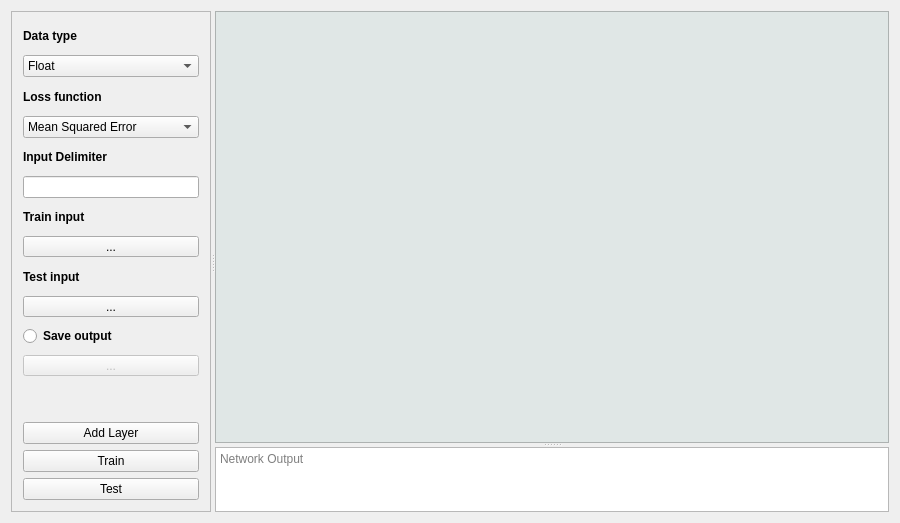
Before: the Qt Designer form mainwindow.ui in mlejva/DeepBoard, drawn with Qt 5.
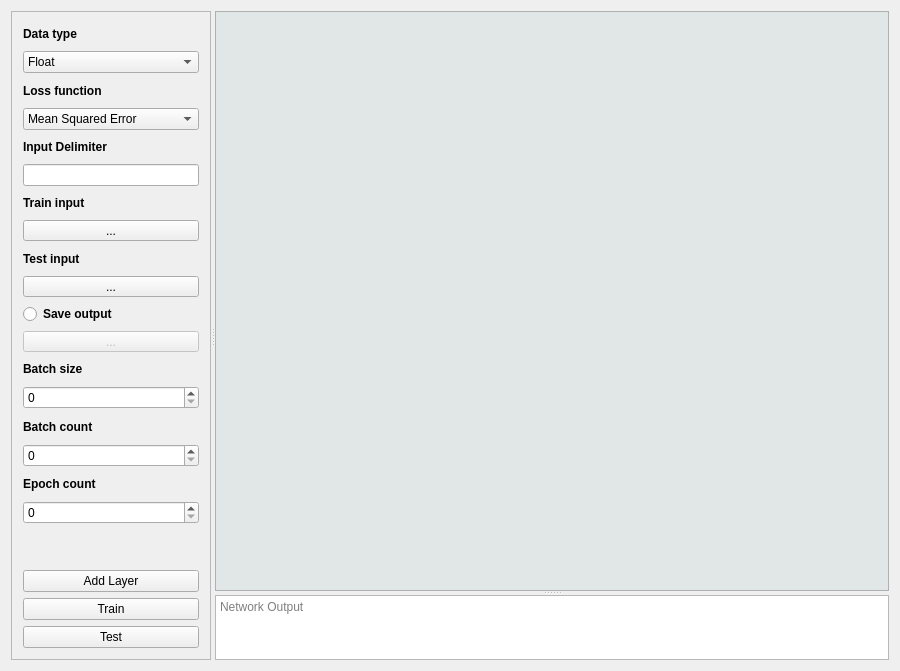
After: the same form once the commit is applied.

Commit message: Add visual interface for network properties. Concretely batch size, batch count and epoch count

```diff
--- a/mainwindow.ui
+++ b/mainwindow.ui
@@ -7,7 +7,7 @@
     <x>0</x>
     <y>0</y>
     <width>900</width>
-    <height>523</height>
+    <height>671</height>
    </rect>
   </property>
   <property name="windowTitle">
@@ -28,10 +28,40 @@
         </size>
        </property>
        <property name="frameShape">
-        <enum>QFrame::StyledPanel</enum>
+        <enum>QFrame::Panel</enum>
        </property>
        <property name="frameShadow">
-        <enum>QFrame::Raised</enum>
+        <enum>QFrame::Plain</enum>
+       </property>
+       <property name="lineWidth">
+        <number>0</number>
+       </property>
+       <layout class="QGridLayout" name="gridLayout_2">
+        <property name="leftMargin">
+         <number>0</number>
+        </property>
+        <property name="topMargin">
+         <number>0</number>
+        </property>
+        <property name="rightMargin">
+         <number>0</number>
+        </property>
+        <property name="bottomMargin">
+         <number>0</number>
+        </property>
+        <item row="0" column="0">
+         <widget class="QScrollArea" name="scrollArea">
+          <property name="widgetResizable">
+           <bool>true</bool>
+          </property>
+          <widget class="QWidget" name="scrollAreaWidgetContents_2">
+           <property name="geometry">
+            <rect>
+             <x>0</x>
+             <y>0</y>
+             <width>198</width>
+             <height>671</height>
+            </rect>
        </property>
        <layout class="QVBoxLayout" name="verticalLayout_2">
         <item>
@@ -193,6 +223,54 @@
           </property>
          </widget>
         </item>
+            <item>
+             <widget class="QLabel" name="label_8">
+              <property name="font">
+               <font>
+                <weight>75</weight>
+                <bold>true</bold>
+               </font>
+              </property>
+              <property name="text">
+               <string>Batch size</string>
+              </property>
+             </widget>
+            </item>
+            <item>
+             <widget class="QSpinBox" name="batchSizeSpinBox"/>
+            </item>
+            <item>
+             <widget class="QLabel" name="label_6">
+              <property name="font">
+               <font>
+                <weight>75</weight>
+                <bold>true</bold>
+               </font>
+              </property>
+              <property name="text">
+               <string>Batch count</string>
+              </property>
+             </widget>
+            </item>
+            <item>
+             <widget class="QSpinBox" name="batchCountSpinBox"/>
+            </item>
+            <item>
+             <widget class="QLabel" name="label_7">
+              <property name="font">
+               <font>
+                <weight>75</weight>
+                <bold>true</bold>
+               </font>
+              </property>
+              <property name="text">
+               <string>Epoch count</string>
+              </property>
+             </widget>
+            </item>
+            <item>
+             <widget class="QSpinBox" name="epochCountSpinBox"/>
+            </item>
         <item>
          <spacer name="verticalSpacer">
           <property name="orientation">
@@ -231,25 +309,10 @@
          </widget>
         </item>
        </layout>
-       <zorder>comboBox</zorder>
-       <zorder>comboBox</zorder>
-       <zorder>label</zorder>
-       <zorder>testButton</zorder>
-       <zorder>label</zorder>
-       <zorder>radioButton</zorder>
-       <zorder>label_4</zorder>
-       <zorder>toolButton_3</zorder>
-       <zorder>trainButton</zorder>
-       <zorder>label_2</zorder>
-       <zorder>addLayerButton</zorder>
-       <zorder>comboBox</zorder>
-       <zorder>lineEdit</zorder>
-       <zorder>label_3</zorder>
-       <zorder>toolButton_2</zorder>
-       <zorder>toolButton</zorder>
-       <zorder>label_5</zorder>
-       <zorder>comboBox_2</zorder>
-       <zorder>verticalSpacer</zorder>
+          </widget>
+         </widget>
+        </item>
+       </layout>
       </widget>
       <widget class="QSplitter" name="splitter">
        <property name="orientation">
```
Left out of the diff: 4 changed lines with no effect on the pictures. Lines whose indentation alone changed are shown as unchanged.
